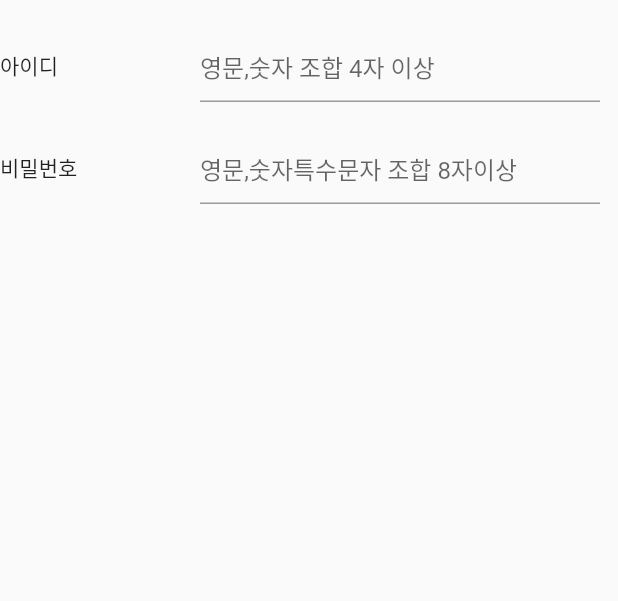
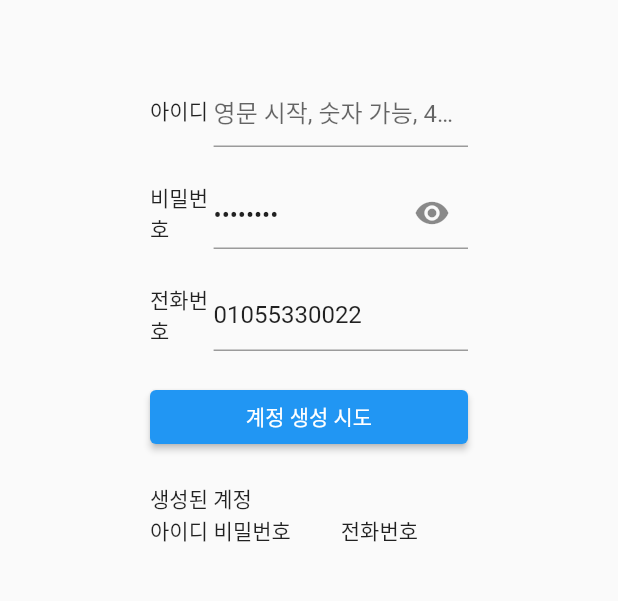
Before and after one commit to dabuzida/flutter_form, a Flutter app: the screen it shows after launch, on a phone screen of 412 x 824 dp, the part 84-685 px from its top. Run offline on Flutter 3.47's test engine with Material 2 defaults, Android fonts, the phone set to English and light mode, and no system bars.

Commit message:
정규식 테스트\

```diff
--- a/lib/sign_up.dart
+++ b/lib/sign_up.dart
@@ -1,4 +1,5 @@
 import 'package:flutter/material.dart';
+import 'package:flutter/services.dart';
 
 class SignUp extends StatefulWidget {
   const SignUp({Key? key}) : super(key: key);
@@ -8,36 +9,57 @@ class SignUp extends StatefulWidget {
 }
 
 class _SignUpState extends State<SignUp> {
-  final _formKey = GlobalKey<FormState>();
+  final GlobalKey<FormState> _formKey = GlobalKey<FormState>();
   final TextEditingController _controllerId = TextEditingController();
   final TextEditingController _controllerPw = TextEditingController();
+  final TextEditingController _controllerNumber = TextEditingController();
+
+// 리스트는 저장이 어떻게 되길래 final 추천이 뜨지
+  final List<Map<String, String>> _listAccount = [];
+  final List<String> _number = [];
+  bool _obscure = true;
+  Icon _icon = Icon(Icons.visibility);
+
+  @override
+  void initState() {
+    super.initState();
+    // _controllerId.text = 'money';
+    _controllerPw.text = '1234qwer';
+    _controllerNumber.text = '01055330022';
+  }
 
   @override
   Widget build(BuildContext context) {
-    return Container(
-      width: 400,
+    return ListView(
+      children: <Widget>[
+        Padding(
+          padding: const EdgeInsets.symmetric(horizontal: 100, vertical: 50),
           child: Form(
             key: _formKey,
             child: Column(
+              crossAxisAlignment: CrossAxisAlignment.start,
               children: <Widget>[
-            const SizedBox(height: 20),
                 Row(
                   children: <Widget>[
-                Expanded(child: Text('아이디')),
+                    const Expanded(child: Text('아이디')),
                     Expanded(
-                  flex: 2,
+                      flex: 4,
                       child: TextFormField(
+                        inputFormatters: [FilteringTextInputFormatter.allow(RegExp('[a-z0-9]'))],
                         controller: _controllerId,
-                    // keyboardType: TextInputType.emailAddress,
-                    decoration: InputDecoration(hintText: '영문,숫자 조합 4자 이상'),
+                        decoration: const InputDecoration(hintText: '영문 시작, 숫자 가능, 4~20자'),
                         validator: (value) {
-                      print('id input: $value');
+                          RegExp regExp = RegExp('^[a-z][a-z0-9]{3,20}');
                           if (value?.isEmpty ?? true) {
-                        print('id validator fail');
-                        return 'Please enter id';
+                            // 입력을 안했을때
+                            return '아이디를 입력해 주세요';
+                          } else if (regExp.hasMatch(value!)) {
+                            // 통과시
+                            return null; // 통과시 null 반환 >> validate()에서 종합할때, null을 성공으로 인식
+                          } else {
+                            // 그외 실패
+                            return '영문 시작, 숫자 가능, 4~20자';
                           }
-                      print('id validator success');
-                      return null; //
                         },
                       ),
                     ),
@@ -46,29 +68,115 @@ class _SignUpState extends State<SignUp> {
                 const SizedBox(height: 20),
                 Row(
                   children: <Widget>[
-                Expanded(child: Text('비밀번호')),
+                    const Expanded(child: Text('비밀번호')),
                     Expanded(
-                  flex: 2,
+                      flex: 4,
                       child: TextFormField(
+                        inputFormatters: [FilteringTextInputFormatter.allow(RegExp('[a-z0-9`~!@#\$%^&*()-_=+[\\]{}\\|;\':",./<>?]'))],
+                        obscureText: _obscure,
                         controller: _controllerPw,
-                    // keyboardType: TextInputType.emailAddress,
-                    decoration: InputDecoration(hintText: '영문,숫자특수문자 조합 8자이상 '),
+                        decoration: InputDecoration(
+                          hintText: '영문, 숫자, 특수문자 가능, 8~20자',
+                          suffixIcon: IconButton(
+                            onPressed: () {
+                              if (_obscure == true) {
+                                _obscure = false;
+                                _icon = Icon(Icons.visibility_off);
+                              } else {
+                                _obscure = true;
+                                _icon = Icon(Icons.visibility);
+                              }
+                              setState(() {});
+                            },
+                            icon: _icon,
+                          ),
+                        ),
                         validator: (value) {
-                      print('id input: $value');
+                          RegExp regExp = RegExp('[a-z0-9`~!@#\$%^&*()-_=+[\\]{}\\|;\':",./<>?]{8,20}');
                           if (value?.isEmpty ?? true) {
-                        print('id validator fail');
-                        return 'Please enter id';
+                            // 입력을 안했을때
+                            return '비밀번호를 입력해 주세요';
+                          } else if (regExp.hasMatch(value!)) {
+                            // 통과시
+                            return null; // 통과시 null 반환 >> validate()에서 종합할때, null을 성공으로 인식
+                          } else {
+                            // 그외 실패
+                            return '영문, 숫자, 특수문자 가능, 8~20자';
                           }
-                      print('id validator success');
-                      return null; //
                         },
                       ),
                     ),
                   ],
                 ),
+                const SizedBox(height: 20),
+                Row(
+                  children: <Widget>[
+                    const Expanded(child: Text('전화번호')),
+                    Expanded(
+                      flex: 4,
+                      child: TextFormField(
+                        inputFormatters: [FilteringTextInputFormatter.digitsOnly],
+                        controller: _controllerNumber,
+                        // decoration: const InputDecoration(hintText: ''),
+                        validator: (value) {
+                          if (value?.isEmpty ?? true) {
+                            // 입력을 안했을때
+                            return '전화번호를 입력해 주세요';
+                          } else {
+                            // 통과시
+                            return null; // 통과시 null 반환 >> validate()에서 종합할때, null을 성공으로 인식
+                          }
+                        },
+                      ),
+                    ),
+                  ],
+                ),
+                const SizedBox(height: 20),
+                SizedBox(
+                  width: double.infinity,
+                  child: ElevatedButton(
+                    child: const Text('계정 생성 시도'),
+                    onPressed: () {
+                      print('pressed!');
+                      if (_formKey.currentState!.validate()) {
+                        _listAccount.add({_controllerId.text: _controllerPw.text});
+                        _number.add(_controllerNumber.text);
+                        setState(() {});
+                      }
+                    },
+                  ),
+                ),
+                const SizedBox(height: 20),
+                const Text('생성된 계정'),
+                Row(children: const <Widget>[
+                  Expanded(child: Text('아이디')),
+                  Expanded(flex: 2, child: Text('비밀번호')),
+                  Expanded(flex: 2, child: Text('전화번호')),
+                ]),
+                for (int i = 0; i < _listAccount.length; i++)
+                  Column(
+                    children: [
+                      const SizedBox(height: 5),
+                      Container(
+                        // decoration: BoxDecoration(border: Border.all(color: Colors.purple, width: 1)),
+                        color: Colors.grey[300],
+                        padding: const EdgeInsets.symmetric(vertical: 5),
+                        child: Row(
+                          children: <Widget>[
+                            Expanded(child: Text(_listAccount[_listAccount.length - i - 1].keys.first)),
+                            Expanded(flex: 2, child: Text(_listAccount[_listAccount.length - i - 1].values.first)),
+                            Expanded(flex: 2, child: Text(_number[_number.length - i - 1])),
                           ],
                         ),
                       ),
+                      const SizedBox(height: 5),
+                    ],
+                  )
+              ],
+            ),
+          ),
+        ),
+      ],
     );
   }
 }
```
Lines whose indentation alone changed are shown as unchanged.
